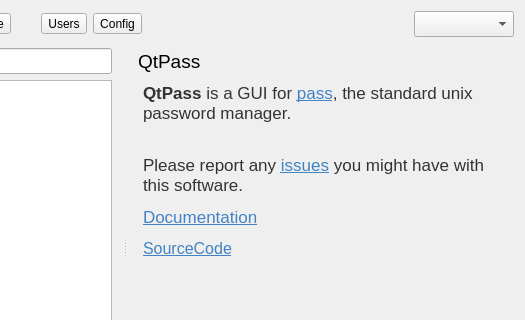
This is mainwindow.ui in IJHack/QtPass as Qt 5 draws it before an edit; both pictures show x 276 to 801 and y 0 to 320 of the 801 by 484 pixel window. The edited form follows.
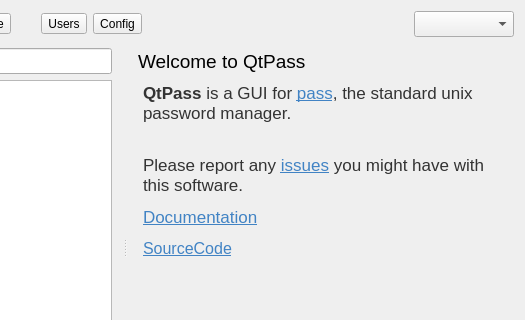
This is the edited form. Icons and pictures are not drawn. Custom widgets are drawn as their Qt base class.

What changed in the file:
```diff
--- a/mainwindow.ui
+++ b/mainwindow.ui
@@ -329,7 +329,7 @@
            <enum>QFrame::Plain</enum>
           </property>
           <property name="text">
-           <string>QtPass</string>
+           <string>Welcome to QtPass</string>
           </property>
           <property name="scaledContents">
            <bool>false</bool>
```
Left out of the diff: 10 changed lines with no effect on the pictures.
